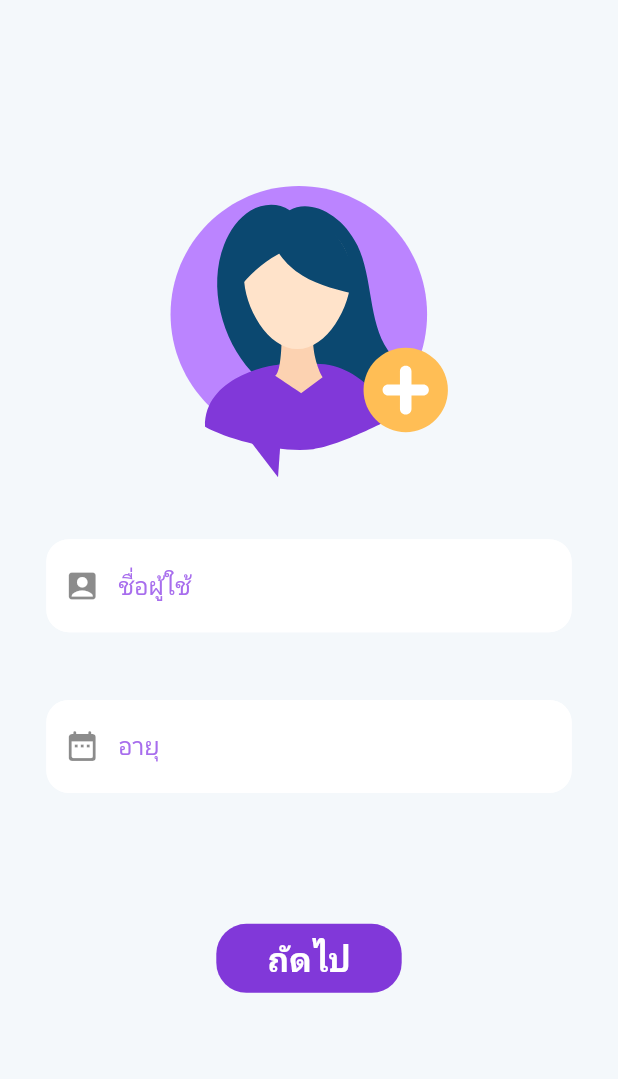
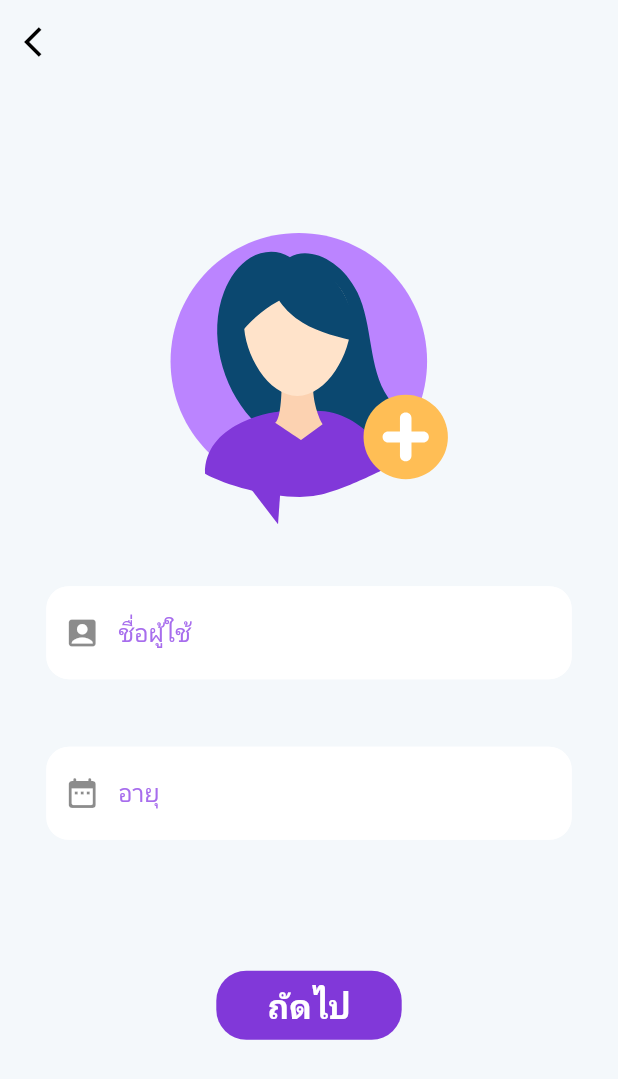
Before and after one commit to cickpoo0121/elder_eate, a Flutter app: the Username screen opened by its route, on a phone screen of 412 x 824 dp. Shown: the top 1079 px of the screen. Run offline on Flutter 3.47's test engine with Material 2 defaults, Android fonts, the phone set to English and light mode, and no system bars; our stand-ins replace flutter_svg, getwidget; Roboto replaces fonts that are missing (IBMPlexSansThai).

Commit message:
Add AppBar Back Icons

```diff
--- a/lib/screens/init/username.dart
+++ b/lib/screens/init/username.dart
@@ -17,6 +17,14 @@ class _UsernameState extends State<Username> {
     var pic = 'assets/icons/userName.svg';
     return SafeArea(
       child: Scaffold(
+        appBar: AppBar(
+           backgroundColor: pBackgroundColor,
+           leading: IconButton(
+              icon: Icon(Icons.arrow_back_ios, color: Colors.black),
+              onPressed: () => Navigator.of(context).pop(),
+            ),
+             elevation: 0.0
+        ),
         backgroundColor: pBackgroundColor,
         resizeToAvoidBottomInset: false,
         body: SingleChildScrollView(
@@ -26,7 +34,7 @@ class _UsernameState extends State<Username> {
               child: Column(
                 children: [
                   SizedBox(
-                    height: size.height * 0.15,
+                    height: size.height * 0.12,
                   ),
                   SvgPicture.asset(
                     pic,
```
Also changed, not shown: lib/screens/init/disease.dart (+8 -0 lines), lib/screens/init/individual.dart (+9 -1 lines), lib/screens/init/progress.dart (+8 -0 lines), lib/screens/init/weighHeight.dart (+8 -0 lines).
